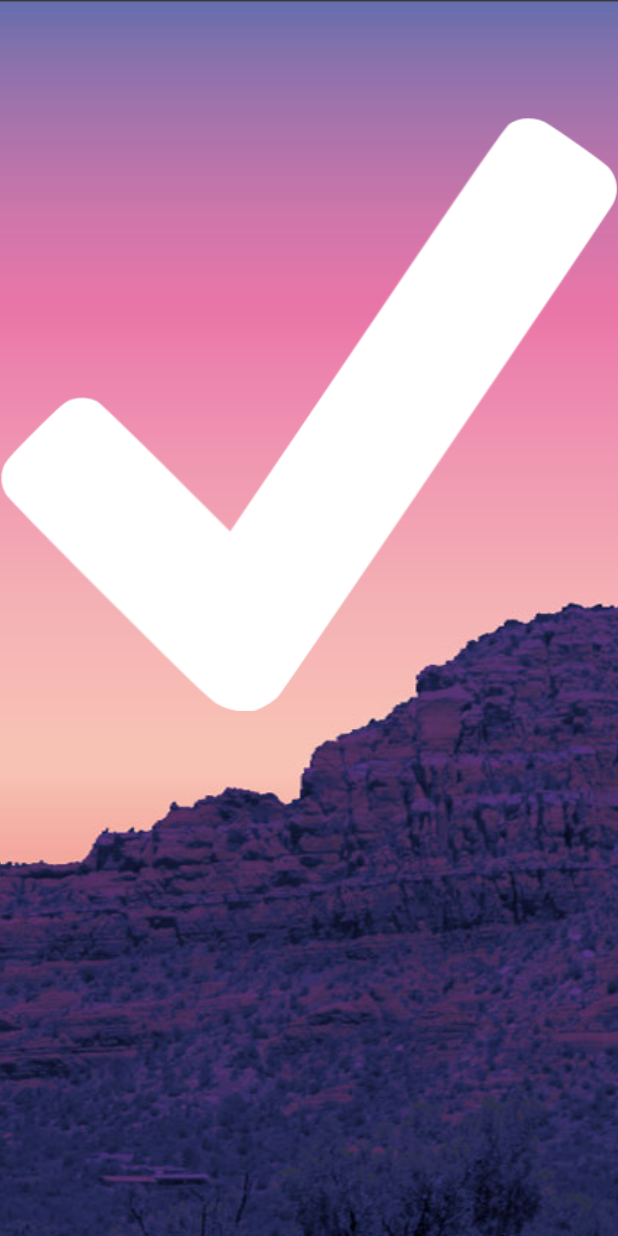
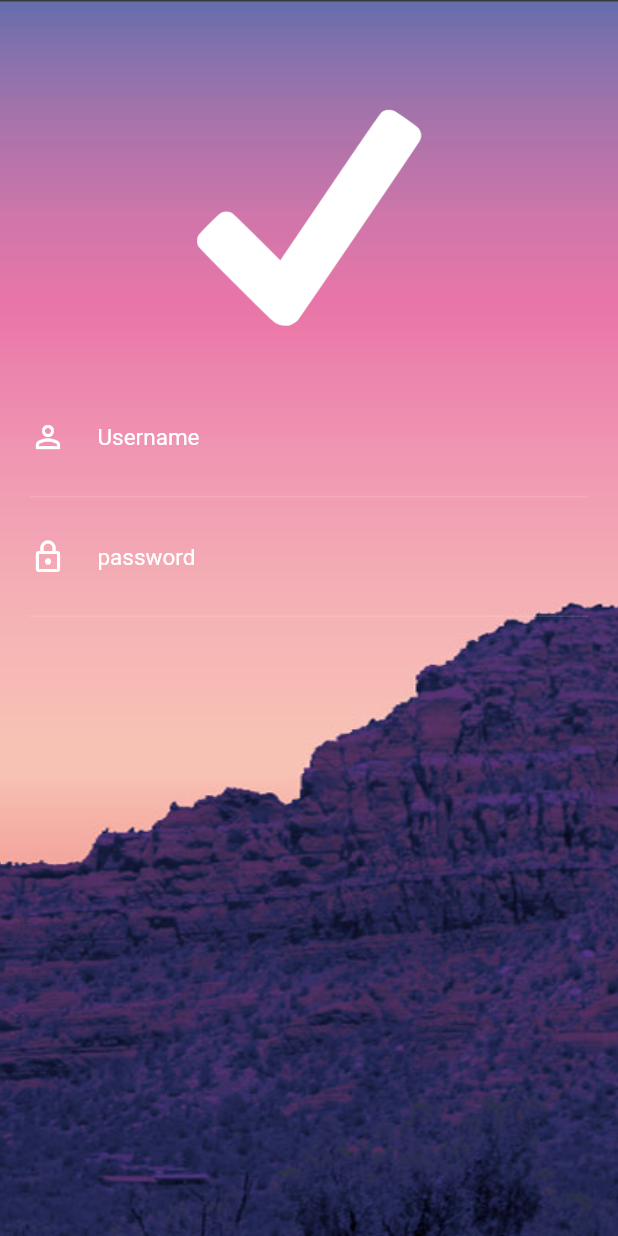
Before and after one commit to joseisaiasmanuel/animation2, a Flutter app: the screen it shows after launch, on a phone screen of 412 x 824 dp. Run offline on Flutter 3.47's test engine with Material 2 defaults, Android fonts, the phone set to English and light mode, and no system bars.

```diff
--- a/lib/screen/login_screen.dart
+++ b/lib/screen/login_screen.dart
@@ -13,22 +13,27 @@ class _LoginScreenState extends State<LoginScreen> {
       body: Container(
         decoration: BoxDecoration(
             image: DecorationImage(
-                image: AssetImage("images/background.jpg"), fit: BoxFit.cover)),
-        child: Stack(
-          children: <Widget>[
+                image: AssetImage("images/background.jpg"), fit: BoxFit.cover)
+        ),
+         child: ListView(
+           padding: EdgeInsets.zero,
+           children:<Widget> [
              Column(
-              children: <Widget>[
+               children:<Widget>[
                  Padding(
                    padding: EdgeInsets.only(top: 70, bottom: 32),
-                  child: Image.asset("images/tickicon.png"
+                   child: Image.asset("images/tickicon.png" , width: 150, height: 150,
+                   fit: BoxFit.contain,
                    ),
+
                  ),
-              FormContainer(),
+                 FormContainer()
                ],
              )
            ],
          ),
       ),
+
     );
   }
 }
--- /dev/null
+++ b/lib/widget/input_field.dart
@@ -0,0 +1,48 @@
+import 'package:flutter/material.dart';
+
+class InputField extends StatelessWidget {
+  final String hint;
+  final bool obscure;
+  final IconData icon;
+
+  InputField({this.hint,this.obscure,this.icon});
+  @override
+  Widget build(BuildContext context) {
+    return Container(
+      decoration: BoxDecoration(
+        border: Border(
+         bottom: BorderSide(
+           color:Colors.white24,
+           width: 0.5,
+         )
+
+        )
+      ),
+      child: TextFormField(
+        obscureText: obscure,
+        style: TextStyle(
+          color:Colors.white,
+        ),
+        decoration: InputDecoration(
+          icon: Icon(
+            icon, color:Colors.white,
+          ),
+          border: InputBorder.none,
+          hintText: hint,
+            hintStyle: TextStyle(
+              color:Colors.white,
+              fontSize: 15
+            ),
+             contentPadding:EdgeInsets.only(
+               top: 30,
+               right: 30,
+               bottom: 30,
+               left: 5
+
+             )
+        ),
+      ),
+
+    );
+  }
+}
--- a/lib/widget/widget_form.dart
+++ b/lib/widget/widget_form.dart
@@ -1,8 +1,29 @@
+import 'package:animation2/widget/input_field.dart';
 import 'package:flutter/material.dart';
 
 class FormContainer extends StatelessWidget {
   @override
   Widget build(BuildContext context) {
-    return Container();
+    return Container(
+      margin:  EdgeInsets.symmetric(horizontal: 20),
+      child: Form(
+       child:Column(
+         children:<Widget>[
+           InputField(
+             hint: "Username",
+             obscure: false,
+             icon: Icons.person_outline,
+           ),
+           InputField(
+             hint: "password",
+             obscure: true,
+             icon: Icons.lock_outline,
+           )
+         ],
+       )
+
+
+      ),
+    );
   }
 }
```
Lines whose indentation alone changed are shown as unchanged.
